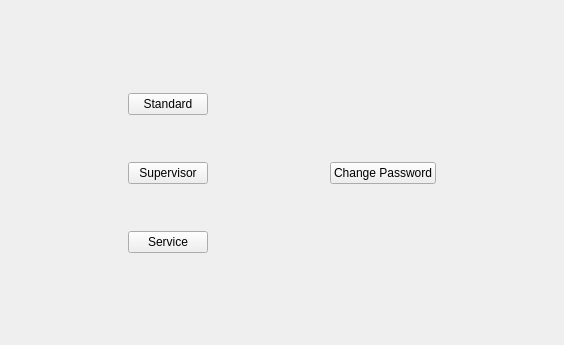
Liyezhong/Master, file HimalayaMain/Gui/Components/Users/Forms/UserPrivilegeWidget.ui: the form before one commit.
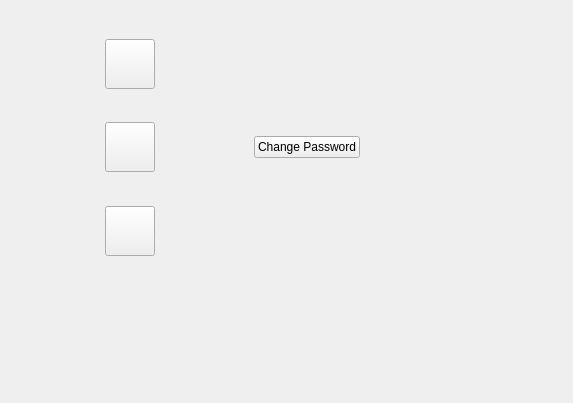
The form after the commit.

Commit message: 1.Applied Keyboard get from Platform. 2.Update User page.

```diff
--- a/HimalayaMain/Gui/Components/Users/Forms/UserPrivilegeWidget.ui
+++ b/HimalayaMain/Gui/Components/Users/Forms/UserPrivilegeWidget.ui
@@ -6,8 +6,8 @@
    <rect>
     <x>0</x>
     <y>0</y>
-    <width>564</width>
-    <height>345</height>
+    <width>573</width>
+    <height>403</height>
    </rect>
   </property>
   <property name="windowTitle">
@@ -19,43 +19,55 @@
      <item>
       <layout class="QGridLayout" name="gridLayout">
        <item row="0" column="1">
-        <spacer name="verticalSpacer_5">
+        <spacer name="verticalSpacer">
          <property name="orientation">
           <enum>Qt::Vertical</enum>
          </property>
-         <property name="sizeType">
-          <enum>QSizePolicy::Expanding</enum>
-         </property>
          <property name="sizeHint" stdset="0">
           <size>
-           <width>20</width>
-           <height>68</height>
+           <width>17</width>
+           <height>28</height>
           </size>
          </property>
         </spacer>
        </item>
        <item row="1" column="1">
         <widget class="QPushButton" name="btnUser">
+         <property name="sizePolicy">
+          <sizepolicy hsizetype="Minimum" vsizetype="Minimum">
+           <horstretch>0</horstretch>
+           <verstretch>0</verstretch>
+          </sizepolicy>
+         </property>
+         <property name="minimumSize">
+          <size>
+           <width>50</width>
+           <height>50</height>
+          </size>
+         </property>
          <property name="focusPolicy">
           <enum>Qt::NoFocus</enum>
          </property>
          <property name="text">
-          <string>Standard</string>
+          <string/>
+         </property>
+         <property name="iconSize">
+          <size>
+           <width>100</width>
+           <height>100</height>
+          </size>
          </property>
         </widget>
        </item>
        <item row="2" column="1">
-        <spacer name="verticalSpacer">
+        <spacer name="verticalSpacer_3">
          <property name="orientation">
           <enum>Qt::Vertical</enum>
          </property>
-         <property name="sizeType">
-          <enum>QSizePolicy::Preferred</enum>
-         </property>
          <property name="sizeHint" stdset="0">
           <size>
-           <width>20</width>
-           <height>40</height>
+           <width>17</width>
+           <height>27</height>
           </size>
          </property>
         </spacer>
@@ -67,19 +79,46 @@
          </property>
          <property name="sizeHint" stdset="0">
           <size>
-           <width>38</width>
-           <height>24</height>
+           <width>65</width>
+           <height>15</height>
           </size>
          </property>
         </spacer>
        </item>
        <item row="3" column="1">
         <widget class="QPushButton" name="btnAdministrator">
+         <property name="sizePolicy">
+          <sizepolicy hsizetype="Preferred" vsizetype="Preferred">
+           <horstretch>0</horstretch>
+           <verstretch>0</verstretch>
+          </sizepolicy>
+         </property>
+         <property name="minimumSize">
+          <size>
+           <width>50</width>
+           <height>50</height>
+          </size>
+         </property>
          <property name="focusPolicy">
           <enum>Qt::NoFocus</enum>
          </property>
          <property name="text">
-          <string>Supervisor</string>
+          <string/>
+         </property>
+         <property name="iconSize">
+          <size>
+           <width>100</width>
+           <height>100</height>
+          </size>
+         </property>
+         <property name="autoDefault">
+          <bool>false</bool>
+         </property>
+         <property name="default">
+          <bool>false</bool>
+         </property>
+         <property name="flat">
+          <bool>false</bool>
          </property>
         </widget>
        </item>
@@ -90,8 +129,8 @@
          </property>
          <property name="sizeHint" stdset="0">
           <size>
-           <width>58</width>
-           <height>24</height>
+           <width>65</width>
+           <height>15</height>
           </size>
          </property>
         </spacer>
@@ -113,52 +152,105 @@
          </property>
          <property name="sizeHint" stdset="0">
           <size>
-           <width>48</width>
-           <height>24</height>
+           <width>65</width>
+           <height>15</height>
           </size>
          </property>
         </spacer>
        </item>
        <item row="4" column="1">
-        <spacer name="verticalSpacer_2">
+        <spacer name="verticalSpacer_4">
          <property name="orientation">
           <enum>Qt::Vertical</enum>
          </property>
-         <property name="sizeType">
-          <enum>QSizePolicy::Preferred</enum>
-         </property>
          <property name="sizeHint" stdset="0">
           <size>
-           <width>20</width>
-           <height>40</height>
+           <width>17</width>
+           <height>28</height>
           </size>
          </property>
         </spacer>
        </item>
        <item row="5" column="1">
         <widget class="QPushButton" name="btnService">
+         <property name="sizePolicy">
+          <sizepolicy hsizetype="Minimum" vsizetype="Minimum">
+           <horstretch>0</horstretch>
+           <verstretch>0</verstretch>
+          </sizepolicy>
+         </property>
+         <property name="minimumSize">
+          <size>
+           <width>50</width>
+           <height>50</height>
+          </size>
+         </property>
+         <property name="focusPolicy">
+          <enum>Qt::NoFocus</enum>
+         </property>
          <property name="text">
-          <string>Service</string>
+          <string/>
+         </property>
+         <property name="iconSize">
+          <size>
+           <width>100</width>
+           <height>100</height>
+          </size>
+         </property>
+         <property name="shortcut">
+          <string>Ctrl+S</string>
          </property>
         </widget>
        </item>
        <item row="6" column="1">
-        <spacer name="verticalSpacer_3">
+        <spacer name="verticalSpacer_2">
          <property name="orientation">
           <enum>Qt::Vertical</enum>
          </property>
+         <property name="sizeType">
+          <enum>QSizePolicy::Expanding</enum>
+         </property>
          <property name="sizeHint" stdset="0">
           <size>
-           <width>20</width>
-           <height>28</height>
+           <width>17</width>
+           <height>27</height>
           </size>
          </property>
         </spacer>
        </item>
       </layout>
      </item>
+     <item>
+      <spacer name="horizontalSpacer_4">
+       <property name="orientation">
+        <enum>Qt::Horizontal</enum>
+       </property>
+       <property name="sizeType">
+        <enum>QSizePolicy::Fixed</enum>
+       </property>
+       <property name="sizeHint" stdset="0">
+        <size>
+         <width>108</width>
+         <height>20</height>
+        </size>
+       </property>
+      </spacer>
+     </item>
     </layout>
    </item>
+   <item>
+    <spacer name="verticalSpacer_5">
+     <property name="orientation">
+      <enum>Qt::Vertical</enum>
+     </property>
+     <property name="sizeHint" stdset="0">
+      <size>
+       <width>20</width>
+       <height>76</height>
+      </size>
+     </property>
+    </spacer>
+   </item>
   </layout>
  </widget>
  <resources/>
```
The commit also changes 14 other files.
